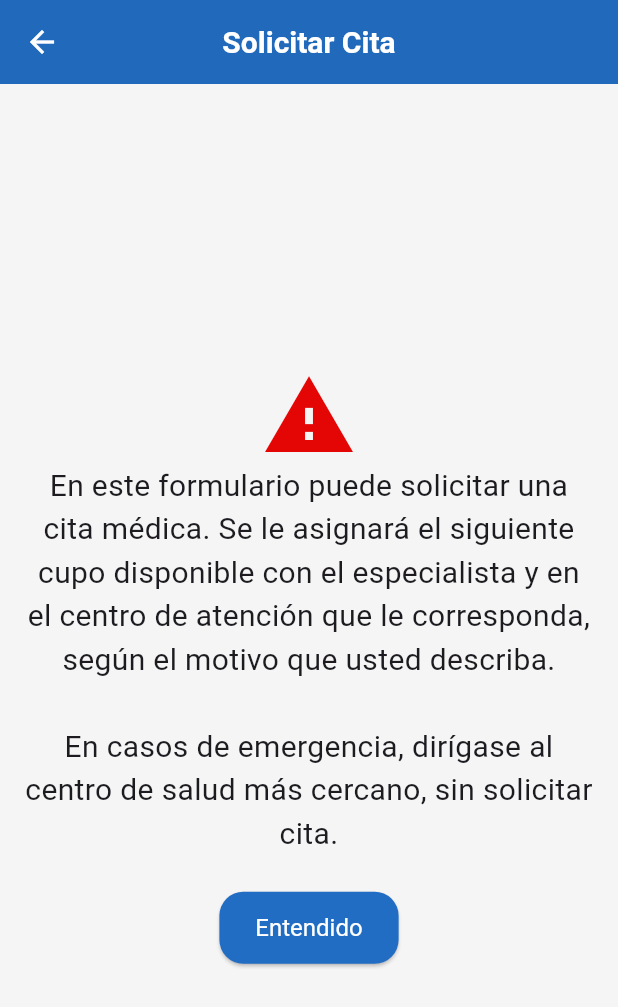
After one commit to Hospired/Hospired-App, a Flutter app: the RequestAppointment screen opened by its route, on a phone screen of 412 x 824 dp. The commit adds this screen. Shown: the top 1007 px of the screen. Run offline on Flutter 3.47's test engine with Material 3 defaults, Android fonts, the phone set to English and light mode, and no system bars; our stand-ins replace flutter_hooks, flutter_local_notifications, hive, hive_flutter, hooks_riverpod, shared_preferences and 3 more; accounts and stored records are empty.

Commit message:
Add appointment pages

```diff
--- a/lib/main.dart
+++ b/lib/main.dart
@@ -4,10 +4,11 @@ import 'package:hooks_riverpod/hooks_riverpod.dart';
 
 import 'backend-api/init_supabase.dart';
 import 'notifications_service.dart';
+import 'pages/appointments/request_appointment.dart';
+import 'pages/home/home_page.dart';
 import 'pages/login_page.dart';
-import 'pages/home/home_page.dart';
+import 'pages/setup_user_page.dart';
 import 'pages/start_page.dart';
-import 'pages/setup_user_page.dart';
 import 'providers/init_hive.dart';
 import 'theme.dart';
 
@@ -36,6 +37,7 @@ class MyApp extends StatelessWidget {
         '/login': (context) => const LoginPage(),
         '/setup-user': (context) => const SetupUserPage(),
         '/home': (context) => const HomePage(),
+        '/home/request-appointment': (context) => const RequestAppointment(),
       },
       debugShowCheckedModeBanner: false,
 
--- /dev/null
+++ b/lib/pages/appointments/request_appointment.dart
@@ -0,0 +1,58 @@
+import 'package:flutter/material.dart';
+import 'package:flutter_hooks/flutter_hooks.dart';
+import 'package:hooks_riverpod/hooks_riverpod.dart';
+
+import '../../colors.dart';
+import '../../text_styles.dart';
+import '../../breakpoints.dart';
+
+class RequestAppointment extends HookConsumerWidget {
+  const RequestAppointment({super.key});
+
+  @override
+  Widget build(BuildContext context, WidgetRef ref) {
+    final disclaimerShown = useState<bool>(false);
+
+    return Scaffold(
+      appBar: AppBar(
+        leading: IconButton(
+          icon: Icon(Icons.arrow_back),
+          onPressed: () => Navigator.pop(context),
+        ),
+        title: const Text('Solicitar Cita'),
+      ),
+      body: Center(
+        child: Container(
+          padding: const EdgeInsets.fromLTRB(16, 32, 16, 24),
+          constraints: BoxConstraints(maxWidth: Breakpoint.md),
+          child: Column(
+            crossAxisAlignment: !disclaimerShown.value
+                ? CrossAxisAlignment.center
+                : CrossAxisAlignment.start,
+            children: [
+              if (!disclaimerShown.value) ...[
+                const Spacer(),
+                const Icon(
+                  Icons.warning,
+                  color: HospiredColors.danger,
+                  size: 64,
+                ),
+                Text(
+                  'En este formulario puede solicitar una cita médica. Se le asignará el siguiente cupo disponible con el especialista y en el centro de atención que le corresponda, según el motivo que usted describa.\n\nEn casos de emergencia, dirígase al centro de salud más cercano, sin solicitar cita.',
+                  textAlign: TextAlign.center,
+                  style: HospiredTextStyle.body4,
+                ),
+                const SizedBox(height: 24),
+                ElevatedButton(
+                  onPressed: () => disclaimerShown.value = true,
+                  child: Text('Entendido', style: HospiredTextStyle.body3),
+                ),
+                const Spacer(),
+              ],
+            ],
+          ),
+        ),
+      ),
+    );
+  }
+}
--- a/lib/providers/municipalities.dart
+++ b/lib/providers/municipalities.dart
@@ -14,7 +14,7 @@ final municipalitiesProvider =
 class MunicipalitiesNotifier extends StateNotifier<List<MunicipalityRes>?> {
   MunicipalitiesNotifier() : super(null) {
     final municipalities = Hive.box("general").get("municipalities");
-    if (municipalities != null || municipalities.isNotEmpty) {
+    if (municipalities != null) {
       final municipalitiesJson = jsonDecode(municipalities);
       try {
         state = List<MunicipalityRes>.from(
```
Also changed, not shown: lib/pages/appointments/appointments_page.dart (added, +48 -0 lines), lib/pages/home/home_page.dart (+7 -3 lines), lib/pages/setup_user_page.dart (+18 -6 lines).
